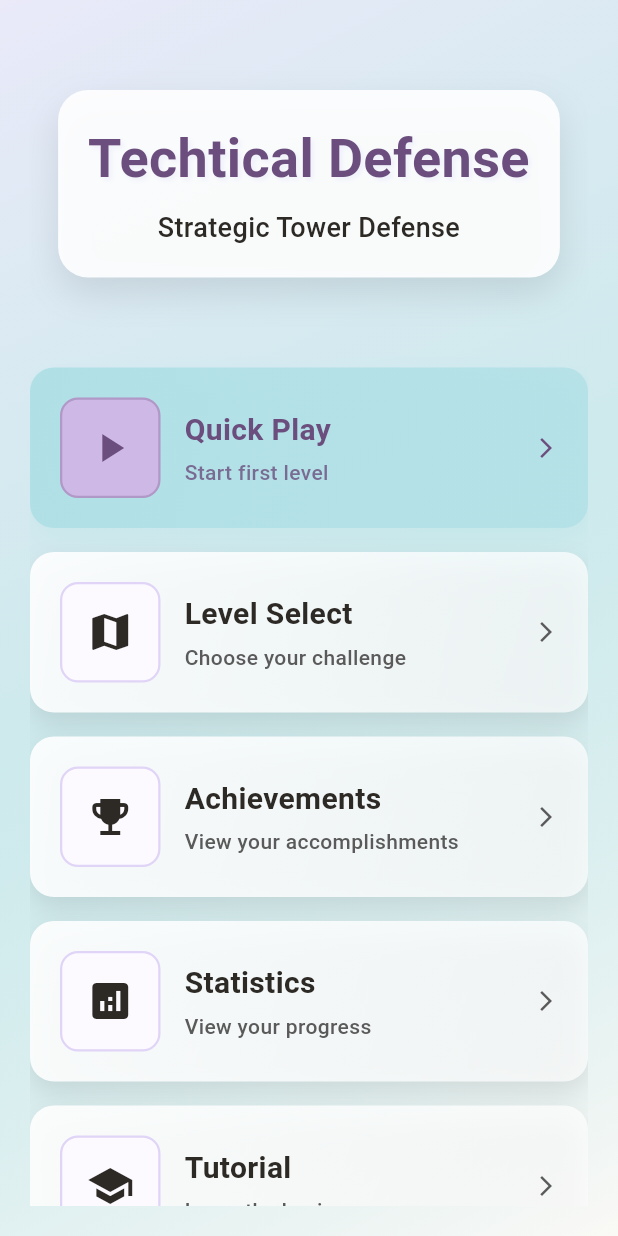
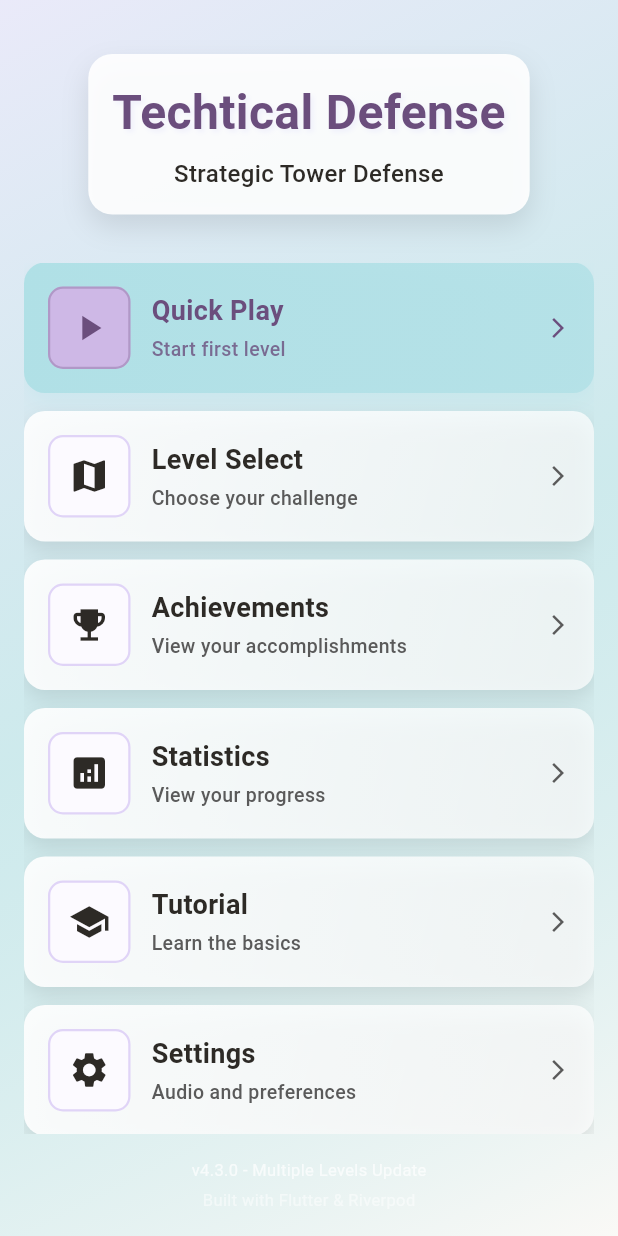
Before and after one commit to ExquisiteKyle/Tech-ti-cal-Stand, a Flutter app: the screen it shows after launch, on a phone screen of 412 x 824 dp. Run offline on Flutter 3.47's test engine with Material 3 defaults, Android fonts, the phone set to English and light mode, and no system bars; our stand-ins replace equatable, flutter_riverpod, just_audio, shared_preferences.

Commit message:
feat: update main menu ui

```diff
--- a/lib/features/game/presentation/screens/main_menu_screen.dart
+++ b/lib/features/game/presentation/screens/main_menu_screen.dart
@@ -91,19 +91,16 @@ class _MainMenuScreenState extends ConsumerState<MainMenuScreen>
             child: ScaleTransition(
               scale: _scaleAnimation,
               child: Padding(
-                padding: const EdgeInsets.all(20),
-                child: SingleChildScrollView(
+                padding: const EdgeInsets.all(16),
                 child: Column(
                   children: [
-                      const SizedBox(height: 40),
+                    const SizedBox(height: 20),
                     _buildTitle(),
-                      const SizedBox(height: 40),
-                      _buildMenuButtons(),
-                      const SizedBox(height: 40),
+                    const SizedBox(height: 20),
+                    Expanded(child: _buildMenuButtons()),
+                    const SizedBox(height: 16),
                     _buildFooter(),
-                      const SizedBox(height: 20),
                   ],
-                  ),
                 ),
               ),
             ),
@@ -117,15 +114,15 @@ class _MainMenuScreenState extends ConsumerState<MainMenuScreen>
     return Column(
       children: [
         Container(
-          padding: const EdgeInsets.all(20),
+          padding: const EdgeInsets.all(16),
           decoration: BoxDecoration(
             color: Colors.white.withValues(alpha: 0.9),
-            borderRadius: BorderRadius.circular(20),
+            borderRadius: BorderRadius.circular(16),
             boxShadow: [
               BoxShadow(
                 color: Colors.black.withValues(alpha: 0.1),
-                blurRadius: 20,
-                offset: const Offset(0, 10),
+                blurRadius: 15,
+                offset: const Offset(0, 8),
               ),
             ],
           ),
@@ -134,7 +131,7 @@ class _MainMenuScreenState extends ConsumerState<MainMenuScreen>
               Text(
                 'Techtical Defense',
                 style: TextStyle(
-                  fontSize: 36,
+                  fontSize: 32,
                   fontWeight: FontWeight.bold,
                   color: AppColors.textAccent,
                   shadows: [
@@ -147,11 +144,11 @@ class _MainMenuScreenState extends ConsumerState<MainMenuScreen>
                 ),
                 textAlign: TextAlign.center,
               ),
-              const SizedBox(height: 8),
+              const SizedBox(height: 6),
               Text(
                 'Strategic Tower Defense',
                 style: TextStyle(
-                  fontSize: 18,
+                  fontSize: 16,
                   color: AppColors.textPrimary,
                   fontWeight: FontWeight.w500,
                 ),
@@ -160,7 +157,7 @@ class _MainMenuScreenState extends ConsumerState<MainMenuScreen>
             ],
           ),
         ),
-        const SizedBox(height: 20),
+        const SizedBox(height: 12),
         _buildProgressIndicator(),
       ],
     );
@@ -179,24 +176,24 @@ class _MainMenuScreenState extends ConsumerState<MainMenuScreen>
 
             if (progress > 0) {
               return Container(
-                padding: const EdgeInsets.all(16),
+                padding: const EdgeInsets.all(12),
                 decoration: BoxDecoration(
                   color: Colors.white.withValues(alpha: 0.8),
-                  borderRadius: BorderRadius.circular(15),
+                  borderRadius: BorderRadius.circular(12),
                 ),
                 child: Column(
                   children: [
                     Text(
                       'Progress: $completedLevels/$totalLevels levels',
                       style: TextStyle(
-                        fontSize: 16,
+                        fontSize: 14,
                         fontWeight: FontWeight.w600,
                         color: AppColors.primary,
                       ),
                     ),
-                    const SizedBox(height: 8),
+                    const SizedBox(height: 6),
                     ClipRRect(
-                      borderRadius: BorderRadius.circular(10),
+                      borderRadius: BorderRadius.circular(8),
                       child: LinearProgressIndicator(
                         value: progress,
                         backgroundColor: AppColors.primary.withValues(
@@ -205,7 +202,7 @@ class _MainMenuScreenState extends ConsumerState<MainMenuScreen>
                         valueColor: AlwaysStoppedAnimation<Color>(
                           AppColors.secondary,
                         ),
-                        minHeight: 6,
+                        minHeight: 5,
                       ),
                     ),
                   ],
@@ -222,7 +219,8 @@ class _MainMenuScreenState extends ConsumerState<MainMenuScreen>
   }
 
   Widget _buildMenuButtons() {
-    return Column(
+    return SingleChildScrollView(
+      child: Column(
         children: [
           _buildMenuButton(
             key: const Key('mainMenu_quickPlay'),
@@ -232,7 +230,7 @@ class _MainMenuScreenState extends ConsumerState<MainMenuScreen>
             onTap: _startQuickPlay,
             isPrimary: true,
           ),
-        const SizedBox(height: 16),
+          const SizedBox(height: 12),
           _buildMenuButton(
             key: const Key('mainMenu_levelSelect'),
             title: 'Level Select',
@@ -240,7 +238,7 @@ class _MainMenuScreenState extends ConsumerState<MainMenuScreen>
             icon: Icons.map,
             onTap: _openLevelSelection,
           ),
-        const SizedBox(height: 16),
+          const SizedBox(height: 12),
           _buildMenuButton(
             key: const Key('mainMenu_achievements'),
             title: 'Achievements',
@@ -248,7 +246,7 @@ class _MainMenuScreenState extends ConsumerState<MainMenuScreen>
             icon: Icons.emoji_events,
             onTap: _showAchievements,
           ),
-        const SizedBox(height: 16),
+          const SizedBox(height: 12),
           _buildMenuButton(
             key: const Key('mainMenu_statistics'),
             title: 'Statistics',
@@ -256,7 +254,7 @@ class _MainMenuScreenState extends ConsumerState<MainMenuScreen>
             icon: Icons.analytics,
             onTap: _showStatistics,
           ),
-        const SizedBox(height: 16),
+          const SizedBox(height: 12),
           _buildMenuButton(
             key: const Key('mainMenu_tutorial'),
             title: 'Tutorial',
@@ -264,7 +262,7 @@ class _MainMenuScreenState extends ConsumerState<MainMenuScreen>
             icon: Icons.school,
             onTap: _showTutorial,
           ),
-        const SizedBox(height: 16),
+          const SizedBox(height: 12),
           _buildMenuButton(
             key: const Key('mainMenu_settings'),
             title: 'Settings',
@@ -273,6 +271,7 @@ class _MainMenuScreenState extends ConsumerState<MainMenuScreen>
             onTap: _showSettings,
           ),
         ],
+      ),
     );
   }
 
@@ -295,7 +294,7 @@ class _MainMenuScreenState extends ConsumerState<MainMenuScreen>
         borderRadius: BorderRadius.circular(16),
         child: Container(
           width: double.infinity,
-          padding: const EdgeInsets.all(20),
+          padding: const EdgeInsets.all(16),
           decoration: BoxDecoration(
             gradient: LinearGradient(
               begin: Alignment.topLeft,
@@ -310,26 +309,26 @@ class _MainMenuScreenState extends ConsumerState<MainMenuScreen>
                       Colors.white.withValues(alpha: 0.7),
                     ],
             ),
-            borderRadius: BorderRadius.circular(16),
+            borderRadius: BorderRadius.circular(14),
             boxShadow: [
               BoxShadow(
                 color: isPrimary
                     ? AppColors.secondary.withValues(alpha: 0.3)
                     : Colors.black.withValues(alpha: 0.1),
-                blurRadius: 15,
-                offset: const Offset(0, 8),
+                blurRadius: 12,
+                offset: const Offset(0, 6),
               ),
             ],
           ),
           child: Row(
             children: [
               Container(
-                padding: const EdgeInsets.all(16),
+                padding: const EdgeInsets.all(12),
                 decoration: BoxDecoration(
                   color: isPrimary
                       ? AppColors.buttonPrimary.withValues(alpha: 0.9)
                       : AppColors.cardBackground,
-                  borderRadius: BorderRadius.circular(12),
+                  borderRadius: BorderRadius.circular(10),
                   border: Border.all(
                     color: isPrimary
                         ? AppColors.textAccent.withValues(alpha: 0.3)
@@ -339,13 +338,13 @@ class _MainMenuScreenState extends ConsumerState<MainMenuScreen>
                 ),
                 child: Icon(
                   icon,
-                  size: 32,
+                  size: 28,
                   color: isPrimary
                       ? AppColors.textAccent
                       : AppColors.textOnPastel,
                 ),
               ),
-              const SizedBox(width: 16),
+              const SizedBox(width: 14),
               Expanded(
                 child: Column(
                   crossAxisAlignment: CrossAxisAlignment.start,
@@ -353,18 +352,18 @@ class _MainMenuScreenState extends ConsumerState<MainMenuScreen>
                     Text(
                       title,
                       style: TextStyle(
-                        fontSize: 20,
+                        fontSize: 18,
                         fontWeight: FontWeight.bold,
                         color: isPrimary
                             ? AppColors.textAccent
                             : AppColors.textOnPastel,
                       ),
                     ),
-                    const SizedBox(height: 4),
+                    const SizedBox(height: 3),
                     Text(
                       subtitle,
                       style: TextStyle(
-                        fontSize: 14,
+                        fontSize: 13,
                         color: isPrimary
                             ? AppColors.textAccent.withValues(alpha: 0.8)
                             : AppColors.textSecondary,
@@ -394,15 +393,15 @@ class _MainMenuScreenState extends ConsumerState<MainMenuScreen>
         Text(
           'v4.3.0 - Multiple Levels Update',
           style: TextStyle(
-            fontSize: 12,
+            fontSize: 11,
             color: Colors.white.withValues(alpha: 0.7),
           ),
         ),
-        const SizedBox(height: 8),
+        const SizedBox(height: 4),
         Text(
           'Built with Flutter & Riverpod',
           style: TextStyle(
-            fontSize: 12,
+            fontSize: 11,
             color: Colors.white.withValues(alpha: 0.5),
           ),
         ),
```
Lines whose indentation alone changed are shown as unchanged.
